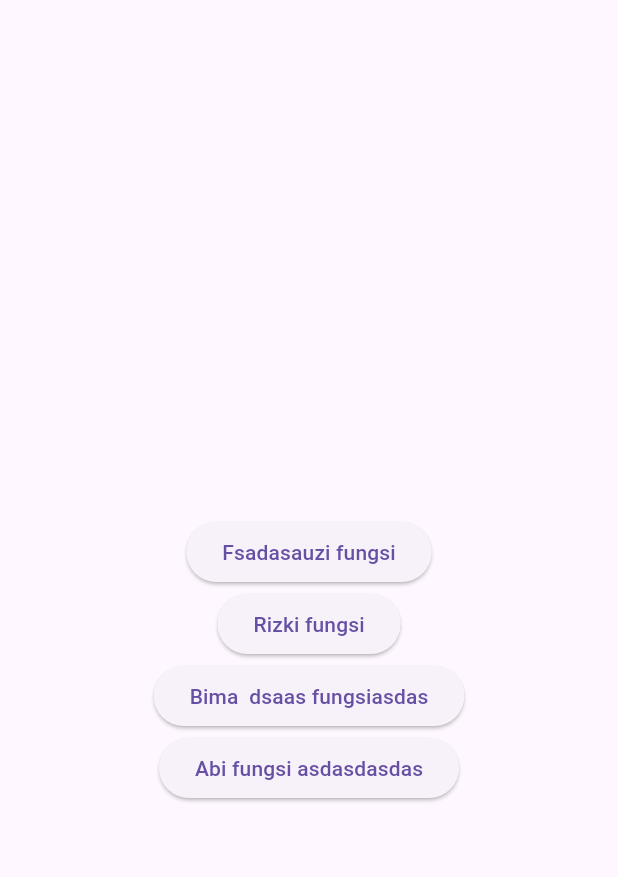
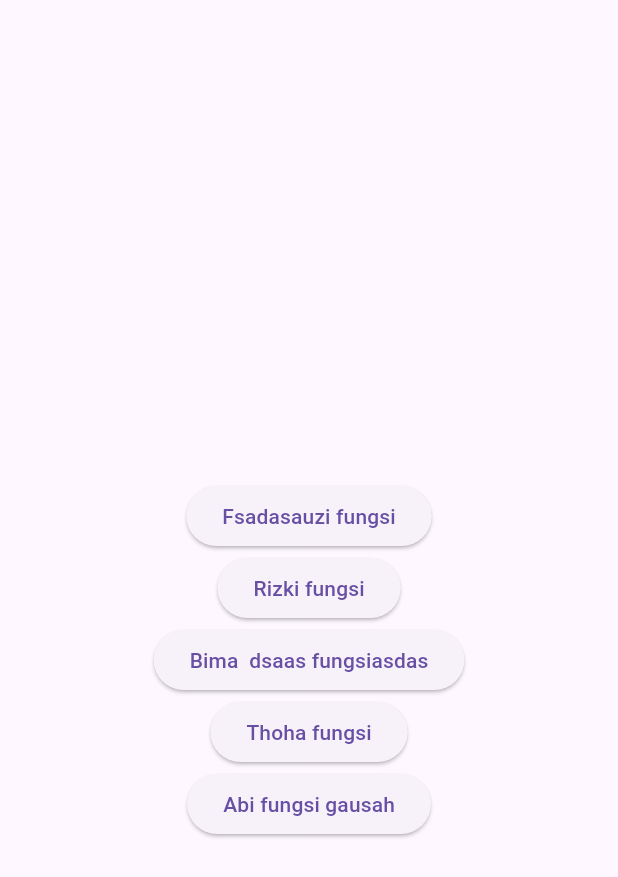
Before and after one commit to abybrandon/latihan_roadmap, a Flutter app: the screen it shows after launch, on a phone screen of 412 x 824 dp. Shown: the top 877 px of the screen. Run offline on Flutter 3.47's test engine with Material 3 defaults, Android fonts, the phone set to English and light mode, and no system bars; our stand-ins replace flutter_screenutil, get, google_fonts; missing offline and left inert: dart:ffi.

Commit message:
coba pull

```diff
--- a/lib/home.dart
+++ b/lib/home.dart
@@ -1,5 +1,6 @@
 import 'package:belajar_github/Bima/View/Login.dart';
 import 'package:belajar_github/rizki/v_home.dart';
+import 'package:belajar_github/thoha/main.dart';
 import 'package:flutter/material.dart';
 import 'package:get/get.dart';
 
@@ -29,9 +30,14 @@ class HomeView extends StatelessWidget {
                 child: Text('Bima  dsaas fungsiasdas')),
             ElevatedButton(
                 onPressed: () {
+                  Get.to(() => LoginPage());
+                },
+                child: Text('Thoha fungsi')),
+            ElevatedButton(
+                onPressed: () {
                   Get.to(() => LoginView());
                 },
-                child: Text('Abi fungsi asdasdasdas'))
+                child: Text('Abi fungsi gausah'))
           ],
         ),
       ),
```
